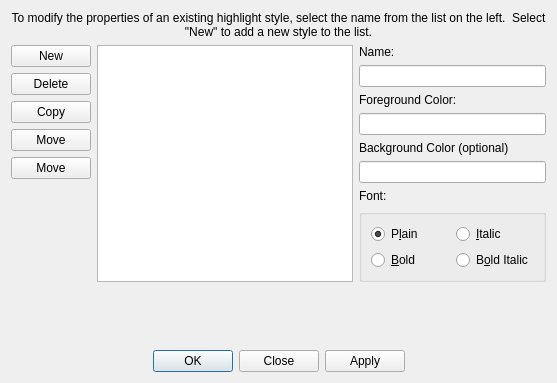
Before: the Qt Designer form source/DialogDrawingStyles.ui in eteran/nedit-ng, drawn with Qt 5.
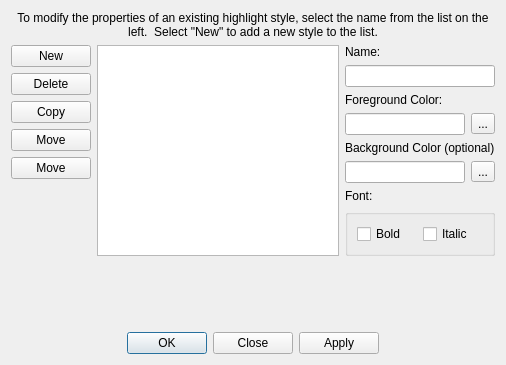
After: the same form once the commit is applied. Icons and pictures are not drawn.

Commit message: usability improvements for this dialog.

Diff of the .ui file:
```diff
--- a/source/DialogDrawingStyles.ui
+++ b/source/DialogDrawingStyles.ui
@@ -6,8 +6,8 @@
    <rect>
     <x>0</x>
     <y>0</y>
-    <width>557</width>
-    <height>383</height>
+    <width>506</width>
+    <height>365</height>
    </rect>
   </property>
   <property name="windowTitle">
@@ -28,7 +28,7 @@
     </widget>
    </item>
    <item>
-    <layout class="QHBoxLayout" name="horizontalLayout_2">
+    <layout class="QHBoxLayout" name="horizontalLayout_4">
      <item>
       <layout class="QHBoxLayout" name="horizontalLayout">
        <item>
@@ -128,7 +128,18 @@
         </widget>
        </item>
        <item>
-        <widget class="QLineEdit" name="editColorFG"/>
+        <layout class="QHBoxLayout" name="horizontalLayout_3">
+         <item>
+          <widget class="QLineEdit" name="editColorFG"/>
+         </item>
+         <item>
+          <widget class="QToolButton" name="buttonForeground">
+           <property name="text">
+            <string>...</string>
+           </property>
+          </widget>
+         </item>
+        </layout>
        </item>
        <item>
         <widget class="QLabel" name="label_4">
@@ -138,7 +149,18 @@
         </widget>
        </item>
        <item>
-        <widget class="QLineEdit" name="editColorBG"/>
+        <layout class="QHBoxLayout" name="horizontalLayout_2">
+         <item>
+          <widget class="QLineEdit" name="editColorBG"/>
+         </item>
+         <item>
+          <widget class="QToolButton" name="buttonBackground">
+           <property name="text">
+            <string>...</string>
+           </property>
+          </widget>
+         </item>
+        </layout>
        </item>
        <item>
         <widget class="QLabel" name="label_5">
@@ -153,34 +175,17 @@
           <string/>
          </property>
          <layout class="QGridLayout" name="gridLayout">
-          <item row="0" column="0">
-           <widget class="QRadioButton" name="radioPlain">
-            <property name="text">
-             <string>P&amp;lain</string>
-            </property>
-            <property name="checked">
-             <bool>true</bool>
-            </property>
-           </widget>
-          </item>
           <item row="0" column="1">
-           <widget class="QRadioButton" name="radioItalic">
+           <widget class="QCheckBox" name="checkItalic">
             <property name="text">
-             <string>&amp;Italic</string>
+             <string>Italic</string>
             </property>
            </widget>
           </item>
-          <item row="1" column="0">
-           <widget class="QRadioButton" name="radioBold">
+          <item row="0" column="0">
+           <widget class="QCheckBox" name="checkBold">
             <property name="text">
-             <string>&amp;Bold</string>
-            </property>
-           </widget>
-          </item>
-          <item row="1" column="1">
-           <widget class="QRadioButton" name="radioBoldItalic">
-            <property name="text">
-             <string>B&amp;old Italic</string>
+             <string>Bold</string>
             </property>
            </widget>
           </item>
```
The commit also changes 3 other files.
